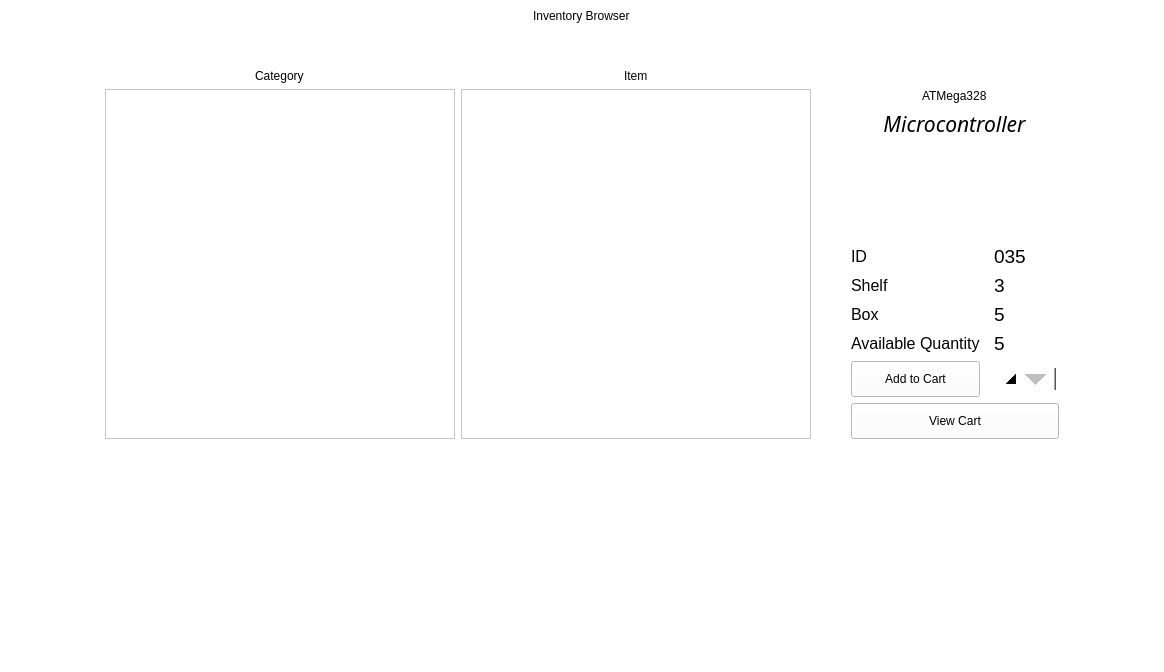
Above: inventory.ui from arc-bphc/sims-gui before the change. Below: the same form after it.
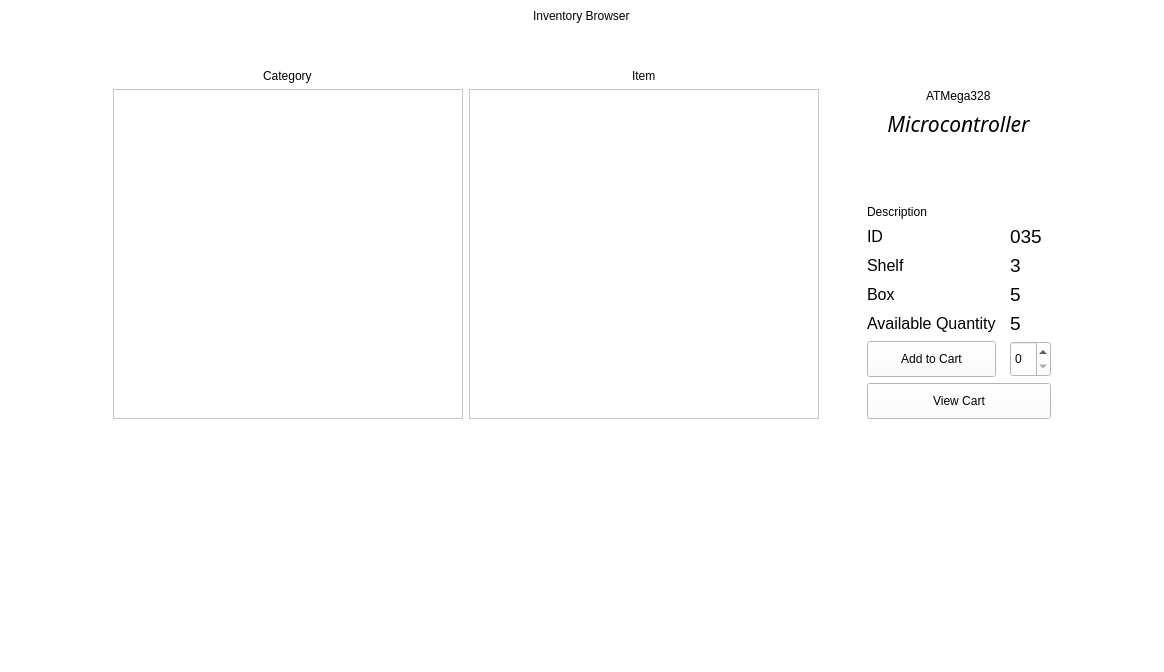
That is the form after the change. Icons and pictures are not drawn.

The edit to the form file:
```diff
--- a/inventory.ui
+++ b/inventory.ui
@@ -163,6 +163,12 @@
         </item>
         <item row="9" column="1">
          <widget class="QSpinBox" name="qtySpinBox">
+          <property name="sizePolicy">
+           <sizepolicy hsizetype="Expanding" vsizetype="Expanding">
+            <horstretch>0</horstretch>
+            <verstretch>0</verstretch>
+           </sizepolicy>
+          </property>
           <property name="minimumSize">
            <size>
             <width>0</width>
@@ -170,9 +176,13 @@
            </size>
           </property>
           <property name="styleSheet">
-           <string notr="true">QSpinBox::up-button { subcontrol-position: left; width: 40px; height: 35px;}
-
-QSpinBox::down-button { subcontrol-position: right; width: 40px; height: 35px;}</string>
+           <string notr="true"/>
+          </property>
+          <property name="buttonSymbols">
+           <enum>QAbstractSpinBox::UpDownArrows</enum>
+          </property>
+          <property name="correctionMode">
+           <enum>QAbstractSpinBox::CorrectToPreviousValue</enum>
           </property>
          </widget>
         </item>
@@ -244,17 +254,11 @@
          </spacer>
         </item>
         <item row="4" column="0" colspan="2">
-         <spacer name="verticalSpacer_4">
-          <property name="orientation">
-           <enum>Qt::Vertical</enum>
+         <widget class="QLabel" name="descriptionLabel">
+          <property name="text">
+           <string>Description</string>
           </property>
-          <property name="sizeHint" stdset="0">
-           <size>
-            <width>20</width>
-            <height>40</height>
-           </size>
-          </property>
-         </spacer>
+         </widget>
         </item>
        </layout>
       </item>
```
